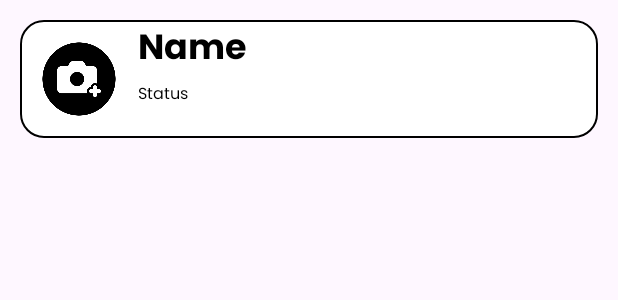
After one commit to humayun2000444/MohoChat, an Android app: the layout user_item.xml on its own in the app's theme, with its tools: preview values and no code run, on a phone screen of 412 x 824 dp. The commit adds this screen. Shown: the top 300 px of the screen. Run offline under Robolectric (Android 15) with nearby library versions, the phone set to English and light mode, and no system bars.

Commit message:
Main Page

```diff
--- /dev/null
+++ b/app/src/main/res/drawable/bordermain.xml
@@ -0,0 +1,21 @@
+<?xml version="1.0" encoding="utf-8"?>
+<selector xmlns:android="http://schemas.android.com/apk/res/android">
+
+
+    <item android:state_enabled="true" android:state_focused="true">
+        <shape android:shape="rectangle">
+            <solid android:color="@color/white"/>
+            <corners android:radius="23.40dp"/>
+            <stroke android:color="#2a364e" android:width="1dp"/>
+        </shape>
+    </item>
+
+    <item android:state_enabled="true">
+        <shape android:shape="rectangle">
+            <corners android:radius="15.40dp"/>
+            <solid android:color="@color/white"/>
+            <stroke android:color="@color/black" android:width="1dp"/>
+        </shape>
+    </item>
+
+</selector>
--- /dev/null
+++ b/app/src/main/res/layout/user_item.xml
@@ -0,0 +1,53 @@
+<?xml version="1.0" encoding="utf-8"?>
+<RelativeLayout xmlns:android="http://schemas.android.com/apk/res/android"
+    xmlns:app="http://schemas.android.com/apk/res-auto"
+    android:layout_width="match_parent"
+    android:layout_height="wrap_content"
+    android:layout_margin="13.00dp"
+    android:background="@drawable/bordermain">
+
+
+
+    <LinearLayout
+        android:layout_width="match_parent"
+        android:layout_height="wrap_content"
+        android:orientation="horizontal">
+
+        <de.hdodenhof.circleimageview.CircleImageView
+            android:id="@+id/userImage"
+            android:layout_width="52dp"
+            android:layout_height="52dp"
+            android:layout_marginStart="13.00dp"
+            android:layout_marginTop="13.00dp"
+            android:layout_marginEnd="13.00dp"
+            android:layout_marginBottom="@dimen/_10sdp"
+            android:src="@drawable/photocamera"/>
+
+        <LinearLayout
+            android:layout_width="match_parent"
+            android:layout_height="wrap_content"
+            android:orientation="vertical"
+            android:gravity="center">
+
+            <TextView
+                android:layout_width="match_parent"
+                android:layout_height="wrap_content"
+                android:fontFamily="@font/poppins_bold"
+                android:text="Name"
+                android:textColor="@color/black"
+                android:textSize="23.40dp"/>
+
+            <TextView
+                android:layout_width="match_parent"
+                android:layout_height="wrap_content"
+                android:textColor="@color/black"
+                android:fontFamily="@font/poppins_regular"
+                android:textSize="10.40dp"
+                android:text="Status"/>
+
+        </LinearLayout>
+
+    </LinearLayout>
+
+
+</RelativeLayout>
```
Also changed, not shown: app/src/main/java/com/example/mohochat/login.java (+11 -0 lines), app/src/main/java/com/example/mohochat/reegistration.java (+11 -0 lines), app/src/main/res/layout/activity_main.xml (+75 -10 lines).
